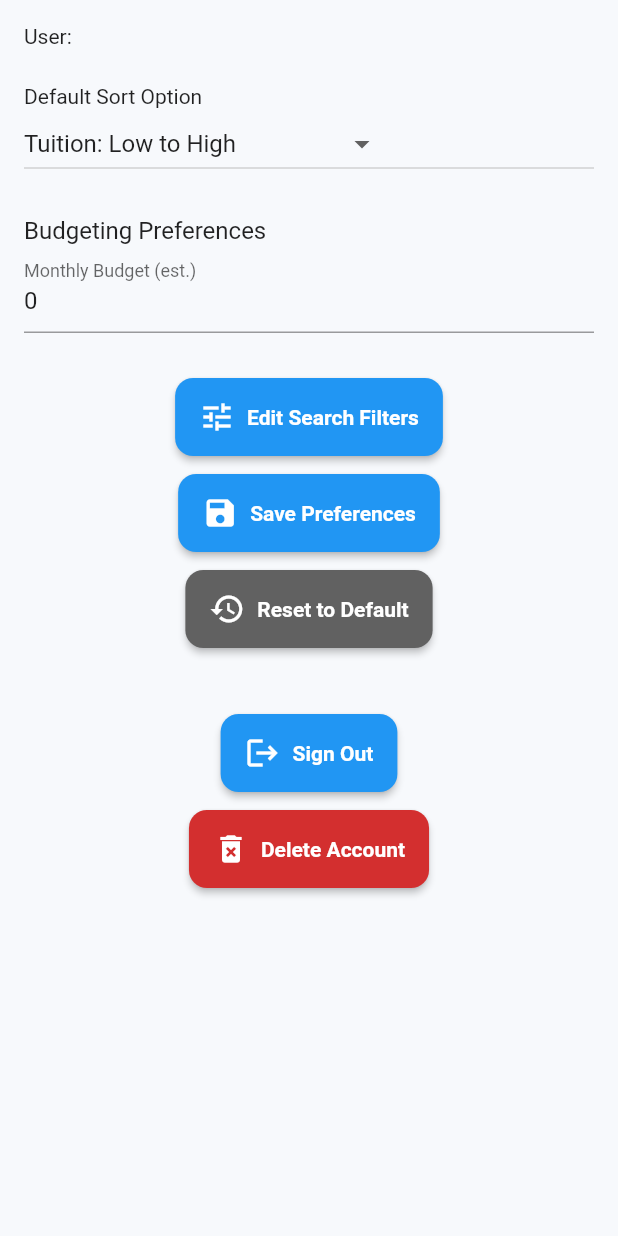
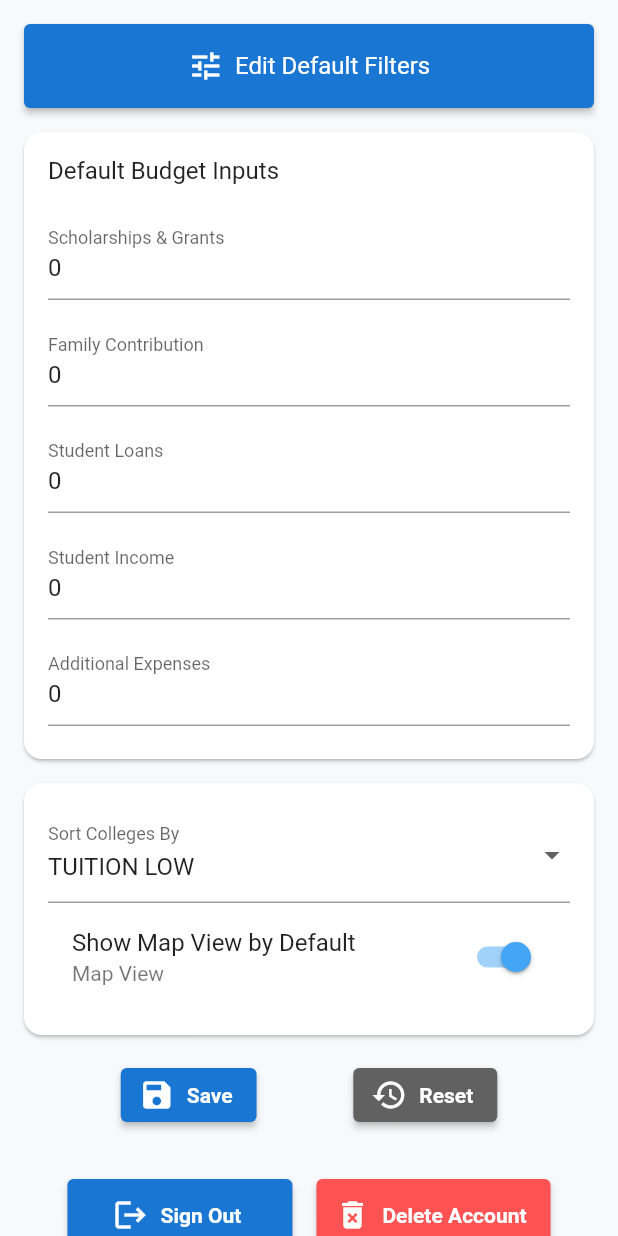
Before and after one commit to zac-cannon/CampusCost, a Flutter app: the SettingsScreen screen opened directly, on a phone screen of 412 x 824 dp. Run offline on Flutter 3.47's test engine with Material 3 defaults, Android fonts, the light colour scheme and no system bars; our stand-ins replace cloud_firestore, firebase_auth, firebase_core, fl_chart, google_maps_flutter; accounts and stored records are empty; generated files the repository leaves out were written again.

Commit message:
settings improvements and other comments

```diff
--- a/campuscost_app/lib/screens/settings_screen.dart
+++ b/campuscost_app/lib/screens/settings_screen.dart
@@ -1,3 +1,4 @@
+// updated_settings_screen.dart
 import 'package:campuscost_app/screens/filters_screen.dart';
 import 'package:firebase_auth/firebase_auth.dart';
 import 'package:cloud_firestore/cloud_firestore.dart';
@@ -16,10 +17,13 @@ class _SettingsScreenState extends State<SettingsScreen> {
   String _selectedState = '';
   List<int> _selectedDegreeTypes = [1, 2, 3];
   String _defaultSort = 'tuition_low';
+  bool _defaultMapView = true;
 
-  double _monthlyBudget = 0;
-  double _maxLoanAmount = 0;
-  double _targetLoanPayment = 0;
+  double _defaultScholarships = 0;
+  double _defaultEfc = 0;
+  double _defaultLoans = 0;
+  double _defaultIncome = 0;
+  double _defaultAdditional = 0;
 
   final List<String> _sortOptions = [
     'tuition_low',
@@ -37,26 +41,11 @@ class _SettingsScreenState extends State<SettingsScreen> {
     final uid = FirebaseAuth.instance.currentUser?.uid;
     if (uid == null) return;
 
-    final prefsDoc = await FirebaseFirestore.instance
-        .collection('users')
-        .doc(uid)
-        .collection('preferences')
-        .doc('filters')
-        .get();
+    final prefRef = FirebaseFirestore.instance.collection('users').doc(uid).collection('preferences');
 
-    final sortDoc = await FirebaseFirestore.instance
-        .collection('users')
-        .doc(uid)
-        .collection('preferences')
-        .doc('display')
-        .get();
-
-    final budgetDoc = await FirebaseFirestore.instance
-        .collection('users')
-        .doc(uid)
-        .collection('preferences')
-        .doc('budget')
-        .get();
+    final prefsDoc = await prefRef.doc('filters').get();
+    final sortDoc = await prefRef.doc('display').get();
+    final budgetDoc = await prefRef.doc('budget').get();
 
     if (prefsDoc.exists) {
       final prefs = prefsDoc.data()!;
@@ -71,15 +60,21 @@ class _SettingsScreenState extends State<SettingsScreen> {
     }
 
     if (sortDoc.exists) {
-      _defaultSort = sortDoc.data()!['sort'] ?? 'tuition_low';
+      final sort = sortDoc.data()!;
+      setState(() {
+        _defaultSort = sort['sort'] ?? 'tuition_low';
+        _defaultMapView = sort['mapView'] ?? true;
+      });
     }
 
     if (budgetDoc.exists) {
       final b = budgetDoc.data()!;
       setState(() {
-        _monthlyBudget = (b['monthlyBudget'] ?? 0).toDouble();
-        _maxLoanAmount = (b['maxLoan'] ?? 0).toDouble();
-        _targetLoanPayment = (b['targetLoanPayment'] ?? 0).toDouble();
+        _defaultScholarships = (b['scholarships'] ?? 0).toDouble();
+        _defaultEfc = (b['efc'] ?? 0).toDouble();
+        _defaultLoans = (b['loans'] ?? 0).toDouble();
+        _defaultIncome = (b['income'] ?? 0).toDouble();
+        _defaultAdditional = (b['additional'] ?? 0).toDouble();
       });
     }
   }
@@ -88,10 +83,7 @@ class _SettingsScreenState extends State<SettingsScreen> {
     final uid = FirebaseAuth.instance.currentUser?.uid;
     if (uid == null) return;
 
-    final prefRef = FirebaseFirestore.instance
-        .collection('users')
-        .doc(uid)
-        .collection('preferences');
+    final prefRef = FirebaseFirestore.instance.collection('users').doc(uid).collection('preferences');
 
     await prefRef.doc('filters').set({
       'maxNetCost': _maxNetCost.toInt(),
@@ -103,18 +95,19 @@ class _SettingsScreenState extends State<SettingsScreen> {
     });
 
     await prefRef.doc('display').set({
-      'sort': _defaultSort
+      'sort': _defaultSort,
+      'mapView': _defaultMapView,
     });
 
     await prefRef.doc('budget').set({
-      'monthlyBudget': _monthlyBudget,
-      'maxLoan': _maxLoanAmount,
-      'targetLoanPayment': _targetLoanPayment,
+      'scholarships': _defaultScholarships,
+      'efc': _defaultEfc,
+      'loans': _defaultLoans,
+      'income': _defaultIncome,
+      'additional': _defaultAdditional,
     });
 
-    ScaffoldMessenger.of(context).showSnackBar(
-      SnackBar(content: Text("Preferences saved")),
-    );
+    ScaffoldMessenger.of(context).showSnackBar(SnackBar(content: Text("Preferences saved")));
   }
 
   void _resetToDefault() {
@@ -126,9 +119,12 @@ class _SettingsScreenState extends State<SettingsScreen> {
       _selectedState = '';
       _selectedDegreeTypes = [1, 2, 3];
       _defaultSort = 'tuition_low';
-      _monthlyBudget = 0;
-      _maxLoanAmount = 0;
-      _targetLoanPayment = 0;
+      _defaultMapView = true;
+      _defaultScholarships = 0;
+      _defaultEfc = 0;
+      _defaultLoans = 0;
+      _defaultIncome = 0;
+      _defaultAdditional = 0;
     });
     _savePreferences();
   }
@@ -161,87 +157,116 @@ class _SettingsScreenState extends State<SettingsScreen> {
     }
   }
 
-  Widget _buildActionButton({required IconData icon, required String label, required VoidCallback onPressed, Color? color}) {
-    return Padding(
-      padding: const EdgeInsets.symmetric(vertical: 6),
-      child: Center(
-        child: ConstrainedBox(
-          constraints: BoxConstraints(maxWidth: 300),
-          child: ElevatedButton.icon(
-            onPressed: onPressed,
-            icon: Icon(icon),
-            label: Text(label),
-            style: ElevatedButton.styleFrom(
-              backgroundColor: color ?? Theme.of(context).primaryColor,
-              foregroundColor: Colors.white,
-              padding: EdgeInsets.symmetric(vertical: 14, horizontal: 16),
-              shape: RoundedRectangleBorder(borderRadius: BorderRadius.circular(12)),
-            ),
-          ),
-        ),
+  @override
+  Widget build(BuildContext context) {
+    final user = FirebaseAuth.instance.currentUser;
+    if (user == null) {
+      return Center(
+        child: Text(
+          "Please log in to view your preferences.",
+          style: TextStyle(fontSize: 18, color: Colors.black54),
         ),
       );
     }
 
-  @override
-  Widget build(BuildContext context) {
-    final user = FirebaseAuth.instance.currentUser;
-
     return Scaffold(
       body: Center(
         child: ConstrainedBox(
-          constraints: BoxConstraints(maxWidth: 600),
+          constraints: BoxConstraints(maxWidth: 800),
           child: ListView(
             padding: const EdgeInsets.all(16),
             children: [
-              Text("User: ${user?.email ?? 'Not signed in'}"),
-              SizedBox(height: 24),
+              ElevatedButton.icon(
+                onPressed: _openFiltersScreen,
+                icon: Icon(Icons.tune),
+                label: Text("Edit Default Filters"),
+                style: ElevatedButton.styleFrom(
+                  padding: EdgeInsets.symmetric(vertical: 16),
+                  textStyle: TextStyle(fontSize: 16),
+                ),
+              ),
+              SizedBox(height: 16),
 
-              Text("Default Sort Option"),
-              DropdownButton<String>(
+              Card(
+                margin: const EdgeInsets.only(bottom: 16),
+                shape: RoundedRectangleBorder(borderRadius: BorderRadius.circular(12)),
+                child: Padding(
+                  padding: const EdgeInsets.all(16.0),
+                  child: Column(
+                    crossAxisAlignment: CrossAxisAlignment.start,
+                    children: [
+                      Text("Default Budget Inputs", style: Theme.of(context).textTheme.titleMedium),
+                      SizedBox(height: 12),
+                      _buildNumberField("Scholarships & Grants", _defaultScholarships, (val) => _defaultScholarships = val),
+                      _buildNumberField("Family Contribution", _defaultEfc, (val) => _defaultEfc = val),
+                      _buildNumberField("Student Loans", _defaultLoans, (val) => _defaultLoans = val),
+                      _buildNumberField("Student Income", _defaultIncome, (val) => _defaultIncome = val),
+                      _buildNumberField("Additional Expenses", _defaultAdditional, (val) => _defaultAdditional = val),
+                    ],
+                  ),
+                ),
+              ),
+
+              Card(
+                margin: const EdgeInsets.only(bottom: 16),
+                shape: RoundedRectangleBorder(borderRadius: BorderRadius.circular(12)),
+                child: Padding(
+                  padding: const EdgeInsets.all(16.0),
+                  child: Column(
+                    children: [
+                      DropdownButtonFormField<String>(
+                        decoration: InputDecoration(labelText: "Sort Colleges By"),
                         value: _defaultSort,
-                onChanged: (value) => setState(() => _defaultSort = value!),
-                items: [
-                  DropdownMenuItem(value: 'tuition_low', child: Text("Tuition: Low to High")),
-                  DropdownMenuItem(value: 'acceptance_high', child: Text("Acceptance Rate: High to Low")),
-                  DropdownMenuItem(value: 'student_size_large', child: Text("Student Size: Largest First")),
+                        items: _sortOptions.map((opt) => DropdownMenuItem(
+                          value: opt,
+                          child: Text(opt.replaceAll("_", " ").toUpperCase()),
+                        )).toList(),
+                        onChanged: (val) => setState(() => _defaultSort = val!),
+                      ),
+                      SwitchListTile(
+                        title: Text("Show Map View by Default"),
+                        subtitle: Text(_defaultMapView ? "Map View" : "Grid View"),
+                        value: _defaultMapView,
+                        onChanged: (val) => setState(() => _defaultMapView = val),
+                      ),
+                    ],
+                  ),
+                ),
+              ),
+
+              Row(
+                mainAxisAlignment: MainAxisAlignment.spaceEvenly,
+                children: [
+                  ElevatedButton.icon(
+                    onPressed: _savePreferences,
+                    icon: Icon(Icons.save),
+                    label: Text("Save"),
+                  ),
+                  ElevatedButton.icon(
+                    onPressed: _resetToDefault,
+                    icon: Icon(Icons.restore),
+                    label: Text("Reset"),
+                    style: ElevatedButton.styleFrom(backgroundColor: Colors.grey.shade700),
+                  ),
                 ],
               ),
 
-              SizedBox(height: 24),
-              Text("Budgeting Preferences", style: Theme.of(context).textTheme.titleMedium),
-
-              TextField(
-                decoration: InputDecoration(labelText: "Monthly Budget (est.)"),
-                keyboardType: TextInputType.number,
-                onChanged: (value) => _monthlyBudget = double.tryParse(value) ?? 0,
-                controller: TextEditingController(text: _monthlyBudget.toStringAsFixed(0)),
-              ),
-              /*TextField(
-                decoration: InputDecoration(labelText: "Max Willing Loan Amount"),
-                keyboardType: TextInputType.number,
-                onChanged: (value) => _maxLoanAmount = double.tryParse(value) ?? 0,
-                controller: TextEditingController(text: _maxLoanAmount.toStringAsFixed(0)),
-              ),
-              TextField(
-                decoration: InputDecoration(labelText: "Target Monthly Loan Payment"),
-                keyboardType: TextInputType.number,
-                onChanged: (value) => _targetLoanPayment = double.tryParse(value) ?? 0,
-                controller: TextEditingController(text: _targetLoanPayment.toStringAsFixed(0)),
-              ),*/
-
-              SizedBox(height: 24),
-              _buildActionButton(icon: Icons.tune, label: "Edit Search Filters", onPressed: _openFiltersScreen),
-              _buildActionButton(icon: Icons.save, label: "Save Preferences", onPressed: _savePreferences),
-              _buildActionButton(icon: Icons.restore, label: "Reset to Default", onPressed: _resetToDefault, color: Colors.grey.shade700),
               SizedBox(height: 32),
-
-              if (user != null) ...[
-                _buildActionButton(icon: Icons.logout, label: "Sign Out", onPressed: () async {
+              Row(
+                mainAxisAlignment: MainAxisAlignment.center,
+                children: [
+                  ElevatedButton.icon(
+                    onPressed: () async {
                       await FirebaseAuth.instance.signOut();
                       ScaffoldMessenger.of(context).showSnackBar(SnackBar(content: Text("Signed out")));
-                }),
-                _buildActionButton(icon: Icons.delete_forever, label: "Delete Account", onPressed: () async {
+                    },
+                    icon: Icon(Icons.logout),
+                    label: Text("Sign Out"),
+                    style: ElevatedButton.styleFrom(minimumSize: Size(150, 48)),
+                  ),
+                  SizedBox(width: 16),
+                  ElevatedButton.icon(
+                    onPressed: () async {
                       final confirm = await showDialog<bool>(
                         context: context,
                         builder: (_) => AlertDialog(
@@ -249,7 +274,7 @@ class _SettingsScreenState extends State<SettingsScreen> {
                           content: Text("Are you sure? This cannot be undone."),
                           actions: [
                             TextButton(onPressed: () => Navigator.pop(context, false), child: Text("Cancel")),
-                        TextButton(onPressed: () => Navigator.pop(context, true), child: Text("Delete")),
+                            ElevatedButton(onPressed: () => Navigator.pop(context, true), child: Text("Delete")),
                           ],
                         ),
                       );
@@ -257,12 +282,32 @@ class _SettingsScreenState extends State<SettingsScreen> {
                         await user.delete();
                         ScaffoldMessenger.of(context).showSnackBar(SnackBar(content: Text("Account deleted")));
                       }
-                }, color: Colors.red.shade700),
+                    },
+                    icon: Icon(Icons.delete_forever),
+                    label: Text("Delete Account"),
+                    style: ElevatedButton.styleFrom(
+                      backgroundColor: Colors.redAccent,
+                      minimumSize: Size(150, 48),
+                    ),
+                  )
                 ],
+              )
             ],
           ),
         ),
       ),
     );
   }
+
+  Widget _buildNumberField(String label, double initialValue, Function(double) onChanged) {
+    return Padding(
+      padding: const EdgeInsets.symmetric(vertical: 6.0),
+      child: TextFormField(
+        decoration: InputDecoration(labelText: label),
+        initialValue: initialValue.toStringAsFixed(0),
+        keyboardType: TextInputType.number,
+        onChanged: (val) => onChanged(double.tryParse(val) ?? 0),
+      ),
+    );
   }
+}
```
Also changed, not shown: campuscost_app/lib/screens/budget_planner_screen.dart (+27 -2 lines), campuscost_app/lib/screens/college_search_screen.dart (+40 -23 lines), campuscost_app/lib/widgets/map_list_view.dart (deleted, +0 -136 lines). Lines whose indentation alone changed are shown as unchanged.
